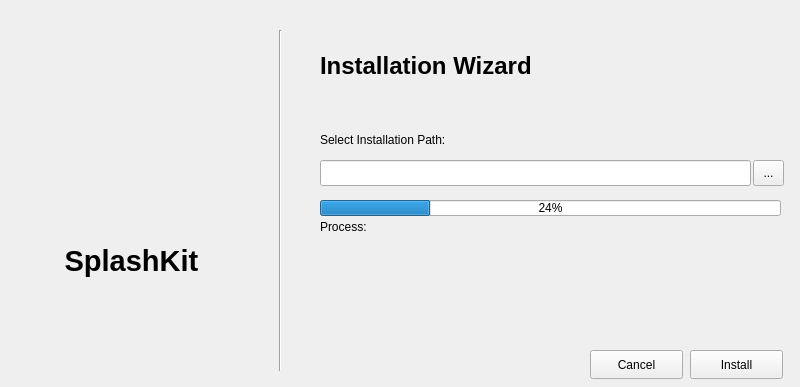
Qt form SplashKit_Install/mainwindow.ui (splashkit/splashkit-core) before a commit.
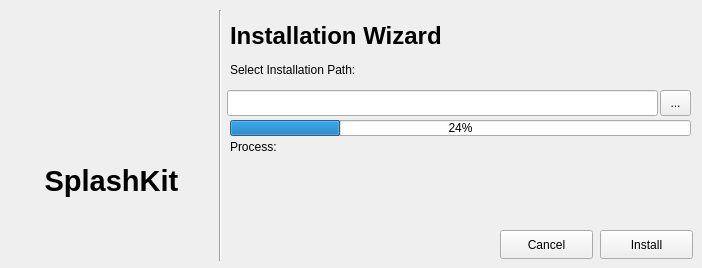
The same form after that commit. Icons and pictures are not drawn.

The edit to the form file:
```diff
--- a/SplashKit_Install/mainwindow.ui
+++ b/SplashKit_Install/mainwindow.ui
@@ -6,8 +6,8 @@
    <rect>
     <x>0</x>
     <y>0</y>
-    <width>800</width>
-    <height>387</height>
+    <width>702</width>
+    <height>268</height>
    </rect>
   </property>
   <property name="windowTitle">
@@ -17,8 +17,8 @@
    <widget class="QPushButton" name="btn_install">
     <property name="geometry">
      <rect>
-      <x>690</x>
-      <y>350</y>
+      <x>600</x>
+      <y>230</y>
       <width>93</width>
       <height>29</height>
      </rect>
@@ -30,8 +30,8 @@
    <widget class="QPushButton" name="btn_cancel">
     <property name="geometry">
      <rect>
-      <x>590</x>
-      <y>350</y>
+      <x>500</x>
+      <y>230</y>
       <width>93</width>
       <height>29</height>
      </rect>
@@ -43,8 +43,8 @@
    <widget class="QLabel" name="label">
     <property name="geometry">
      <rect>
-      <x>320</x>
-      <y>40</y>
+      <x>230</x>
+      <y>10</y>
       <width>461</width>
       <height>51</height>
      </rect>
@@ -62,8 +62,8 @@
    <widget class="QLineEdit" name="txt_path">
     <property name="geometry">
      <rect>
-      <x>320</x>
-      <y>160</y>
+      <x>227</x>
+      <y>90</y>
       <width>431</width>
       <height>26</height>
      </rect>
@@ -72,8 +72,8 @@
    <widget class="QLabel" name="label_2">
     <property name="geometry">
      <rect>
-      <x>320</x>
-      <y>130</y>
+      <x>230</x>
+      <y>60</y>
       <width>181</width>
       <height>20</height>
      </rect>
@@ -85,8 +85,8 @@
    <widget class="QToolButton" name="btn_sel_path">
     <property name="geometry">
      <rect>
-      <x>753</x>
-      <y>160</y>
+      <x>660</x>
+      <y>90</y>
       <width>31</width>
       <height>26</height>
      </rect>
@@ -98,10 +98,10 @@
    <widget class="Line" name="line">
     <property name="geometry">
      <rect>
-      <x>270</x>
-      <y>30</y>
+      <x>210</x>
+      <y>10</y>
       <width>20</width>
-      <height>341</height>
+      <height>251</height>
      </rect>
     </property>
     <property name="orientation">
@@ -111,8 +111,8 @@
    <widget class="QLabel" name="label_3">
     <property name="geometry">
      <rect>
-      <x>70</x>
-      <y>100</y>
+      <x>50</x>
+      <y>40</y>
       <width>131</width>
       <height>111</height>
      </rect>
@@ -130,9 +130,9 @@
    <widget class="QLabel" name="label_4">
     <property name="geometry">
      <rect>
-      <x>50</x>
-      <y>240</y>
-      <width>171</width>
+      <x>10</x>
+      <y>160</y>
+      <width>211</width>
       <height>41</height>
      </rect>
     </property>
@@ -155,8 +155,8 @@
     </property>
     <property name="geometry">
      <rect>
-      <x>320</x>
-      <y>200</y>
+      <x>230</x>
+      <y>120</y>
       <width>461</width>
       <height>16</height>
      </rect>
@@ -171,10 +171,10 @@
    <widget class="QLabel" name="txt_process">
     <property name="geometry">
      <rect>
-      <x>320</x>
-      <y>220</y>
+      <x>230</x>
+      <y>140</y>
       <width>461</width>
-      <height>111</height>
+      <height>91</height>
      </rect>
     </property>
     <property name="text">
```
Left out of the diff: 10 changed lines with no effect on the pictures.
